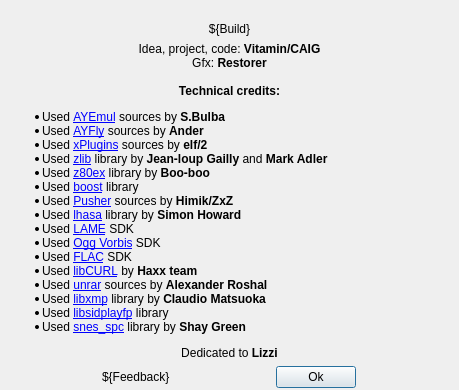
First picture: the form in apps/zxtune-qt/ui/informational/aboutdialog.ui, repository vitamin-caig/zxtune, before the edit.
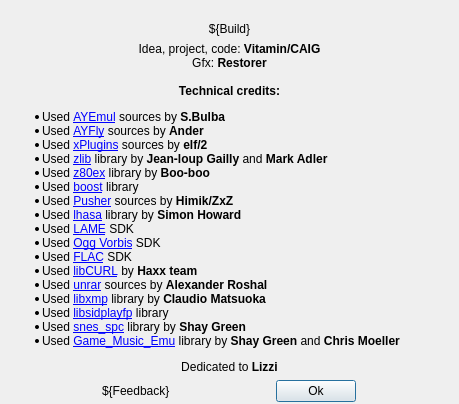
Second picture: the form after the edit. Icons and pictures are not drawn.

Commit message: zxtune-qt: update credits.

```diff
--- a/apps/zxtune-qt/ui/informational/aboutdialog.ui
+++ b/apps/zxtune-qt/ui/informational/aboutdialog.ui
@@ -87,6 +87,7 @@
 &lt;li&gt;Used &lt;a href=&quot;https://github.com/cmatsuoka/libxmp&quot;&gt;libxmp&lt;/a&gt; library by &lt;b&gt;Claudio Matsuoka&lt;/b&gt;&lt;/li&gt;
 &lt;li&gt;Used &lt;a href=&quot;http://sidplay-residfp.sourceforge.net&quot;&gt;libsidplayfp&lt;/a&gt; library&lt;/li&gt;
 &lt;li&gt;Used &lt;a href=&quot;http://www.slack.net/~ant/&quot;&gt;snes_spc&lt;/a&gt; library by &lt;b&gt;Shay Green&lt;/b&gt;&lt;/li&gt;
+&lt;li&gt;Used &lt;a href=&quot;https://github.com/kode54/Game_Music_Emu&quot;&gt;Game_Music_Emu&lt;/a&gt; library by &lt;b&gt;Shay Green&lt;/b&gt; and &lt;b&gt;Chris Moeller&lt;/b&gt;&lt;/li&gt;
 &lt;/ul&gt;
 
 &lt;center&gt;Dedicated to &lt;b&gt;Lizzi&lt;/b&gt;&lt;/center&gt;
```
The commit also changes 2 other files.
